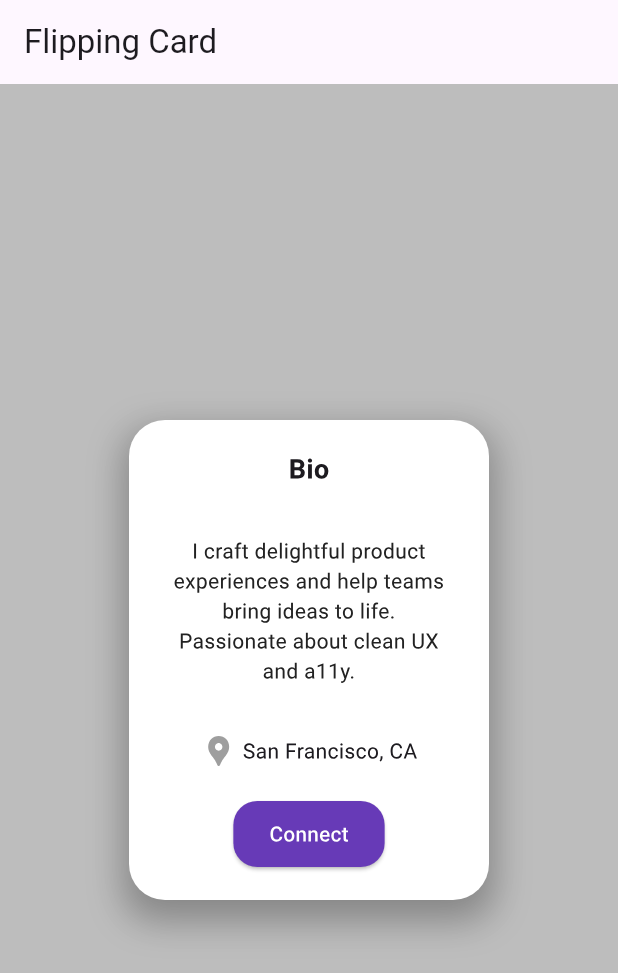
After one commit to HIRWA13/flutter-snippets-for-my-projects, a Flutter app: the screen it shows after launch, after a tap on "Ava Sinclair", on a phone screen of 412 x 824 dp. The commit adds this screen. Shown: the top 973 px of the screen. Run offline on Flutter 3.47's test engine with Material 3 defaults, Android fonts, the phone set to English and light mode, and no system bars; our stand-ins replace equatable, flutter_bloc, flutter_localization, get_it, shimmer; network calls fail.

Commit message:
feat: add a flipping card

```diff
--- a/flutter_animations/lib/main.dart
+++ b/flutter_animations/lib/main.dart
@@ -1,5 +1,6 @@
 import 'package:flutter/material.dart';
-import 'package:flutter_animations/pages/glass_dashboard/glass_dashboard.dart';
+import 'package:flutter_animations/pages/flip_card/flit_card_page.dart';
+// import 'package:flutter_animations/pages/glass_dashboard/glass_dashboard.dart';
 // import 'package:flutter_animations/pages/shimmer_loading.dart/shimmer_loading.dart';
 // import 'package:flutter_animations/pages/animated_cross_fade/animated_cross_fade.dart';
 // import 'package:flutter_animations/pages/swipe_to_delete/swipe_to_delete.dart';
@@ -17,7 +18,7 @@ class MyApp extends StatelessWidget {
   Widget build(BuildContext context) {
     return MaterialApp(
       title: 'Flutter Demo',
-      home: GlassDashboard()
+      home: FlipCardPage()
     );
   }
 }
--- /dev/null
+++ b/flutter_animations/lib/pages/flip_card/flit_card.dart
@@ -0,0 +1,91 @@
+import 'dart:math';
+
+import 'package:flutter/material.dart';
+
+class FlipCard extends StatefulWidget {
+  final Widget front;
+  final Widget back;
+
+  const FlipCard({super.key, required this.front, required this.back});
+
+  @override
+  State<FlipCard> createState() => _FlipCardState();
+}
+
+class _FlipCardState extends State<FlipCard>
+    with SingleTickerProviderStateMixin {
+  late AnimationController _controller;
+  late Animation<double> _animation;
+  bool _isFront = true;
+
+  @override
+  void initState() {
+    super.initState();
+
+    _controller = AnimationController(
+      duration: const Duration(milliseconds: 800),
+      vsync: this,
+    );
+
+    _animation = Tween<double>(begin: 0.0, end: 1.0).animate(_controller);
+  }
+
+  void _flip() {
+    if (_isFront) {
+      _controller.forward();
+    } else {
+      _controller.reverse();
+    }
+    _isFront = !_isFront;
+  }
+
+  @override
+  Widget build(BuildContext context) {
+    return GestureDetector(
+      onTap: _flip,
+      child: AnimatedBuilder(
+        animation: _animation,
+        builder: (_, child) {
+          double angle = _animation.value * pi;
+          final isBack = angle > (pi / 2);
+
+          return Transform(
+            alignment: Alignment.center,
+            transform:
+                Matrix4.identity()
+                  ..setEntry(3, 2, 0.001) // depth
+                  ..rotateY(angle),
+            child: Container(
+              decoration: BoxDecoration(
+                boxShadow: [
+                  BoxShadow(
+                    color: Colors.black.withOpacity(0.2),
+                    blurRadius: 20,
+                    spreadRadius: 5,
+                    offset: const Offset(0, 10),
+                  ),
+                ],
+                borderRadius: BorderRadius.circular(20),
+              ),
+              child:
+                  isBack
+                      ? Transform(
+                        alignment: Alignment.center,
+                        // Apply counter-rotation to make back content appear normal
+                        transform: Matrix4.identity()..rotateY(pi),
+                        child: widget.back,
+                      )
+                      : widget.front,
+            ),
+          );
+        },
+      ),
+    );
+  }
+
+  @override
+  void dispose() {
+    _controller.dispose();
+    super.dispose();
+  }
+}
--- /dev/null
+++ b/flutter_animations/lib/pages/flip_card/flit_card_page.dart
@@ -0,0 +1,126 @@
+import 'package:flutter/material.dart';
+import 'package:flutter_animations/pages/flip_card/flit_card.dart';
+
+class FlipCardPage extends StatelessWidget {
+  const FlipCardPage({super.key});
+
+  @override
+  Widget build(BuildContext context) {
+    return Scaffold(
+      appBar: AppBar(title: Text('Flipping Card')),
+      backgroundColor: Colors.grey.shade400,
+      body: Center(
+        child: FlipCard(front: _buildFrontCard(), back: _buildBackCard()),
+      ),
+    );
+  }
+
+  Widget _buildFrontCard() {
+    return Container(
+      width: 240,
+      height: 320,
+      decoration: BoxDecoration(
+        borderRadius: BorderRadius.circular(24),
+        color: Colors.white,
+        image: const DecorationImage(
+          image: NetworkImage("https://i.pravatar.cc/400"),
+          fit: BoxFit.cover,
+        ),
+        boxShadow: const [
+          BoxShadow(
+            color: Colors.black26,
+            blurRadius: 20,
+            offset: Offset(0, 10),
+          ),
+        ],
+      ),
+      child: Align(
+        alignment: Alignment.bottomCenter,
+        child: Container(
+          width: double.infinity,
+          padding: const EdgeInsets.all(16),
+          decoration: BoxDecoration(
+            color: Colors.black.withOpacity(0.6),
+            borderRadius: const BorderRadius.only(
+              bottomLeft: Radius.circular(24),
+              bottomRight: Radius.circular(24),
+            ),
+          ),
+          child: Column(
+            mainAxisSize: MainAxisSize.min,
+            children: const [
+              Text(
+                "Ava Sinclair",
+                style: TextStyle(
+                  color: Colors.white,
+                  fontSize: 20,
+                  fontWeight: FontWeight.bold,
+                ),
+              ),
+              Text("Product Designer", style: TextStyle(color: Colors.white70)),
+            ],
+          ),
+        ),
+      ),
+    );
+  }
+
+  Widget _buildBackCard() {
+    return Container(
+      width: 240,
+      height: 320,
+      decoration: BoxDecoration(
+        color: Colors.white,
+        borderRadius: BorderRadius.circular(24),
+        boxShadow: const [
+          BoxShadow(
+            color: Colors.black12,
+            blurRadius: 20,
+            offset: Offset(0, 10),
+          ),
+        ],
+      ),
+      padding: const EdgeInsets.all(20),
+      child: Column(
+        mainAxisAlignment: MainAxisAlignment.spaceBetween,
+        children: [
+          const Text(
+            "Bio",
+            style: TextStyle(fontSize: 18, fontWeight: FontWeight.bold),
+          ),
+          Padding(
+            padding: const EdgeInsets.symmetric(horizontal: 8, vertical: 12),
+            child: const Text(
+              "I craft delightful product experiences and help teams bring ideas to life. Passionate about clean UX and a11y.",
+              style: TextStyle(
+                fontSize: 14,
+                color: Colors.black87,
+                height: 1.4,
+              ),
+              textAlign: TextAlign.center,
+            ),
+          ),
+          Row(
+            mainAxisAlignment: MainAxisAlignment.center,
+            children: const [
+              Icon(Icons.location_pin, color: Colors.grey),
+              SizedBox(width: 4),
+              Text("San Francisco, CA", style: TextStyle(fontSize: 14)),
+            ],
+          ),
+          ElevatedButton(
+            onPressed: () {},
+            style: ElevatedButton.styleFrom(
+              shape: RoundedRectangleBorder(
+                borderRadius: BorderRadius.circular(16),
+              ),
+              backgroundColor: Colors.deepPurple,
+              padding: EdgeInsets.symmetric(horizontal: 24, vertical: 12),
+            ),
+            child: const Text("Connect", style: TextStyle(color: Colors.white)),
+          ),
+        ],
+      ),
+    );
+  }
+}
```
Also changed, not shown: 293 other files.
